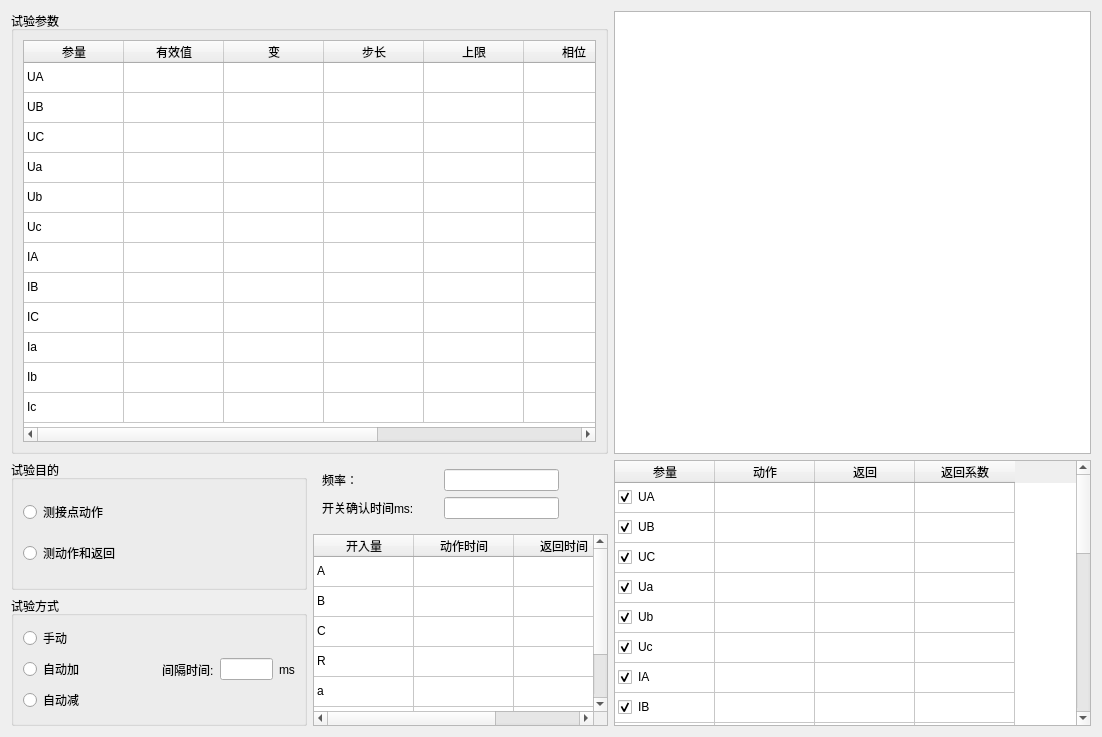
First picture: the form in energy/ui/test26/ui_026.ui, repository AgueroZzz/Electric-energy-detection, before the edit.
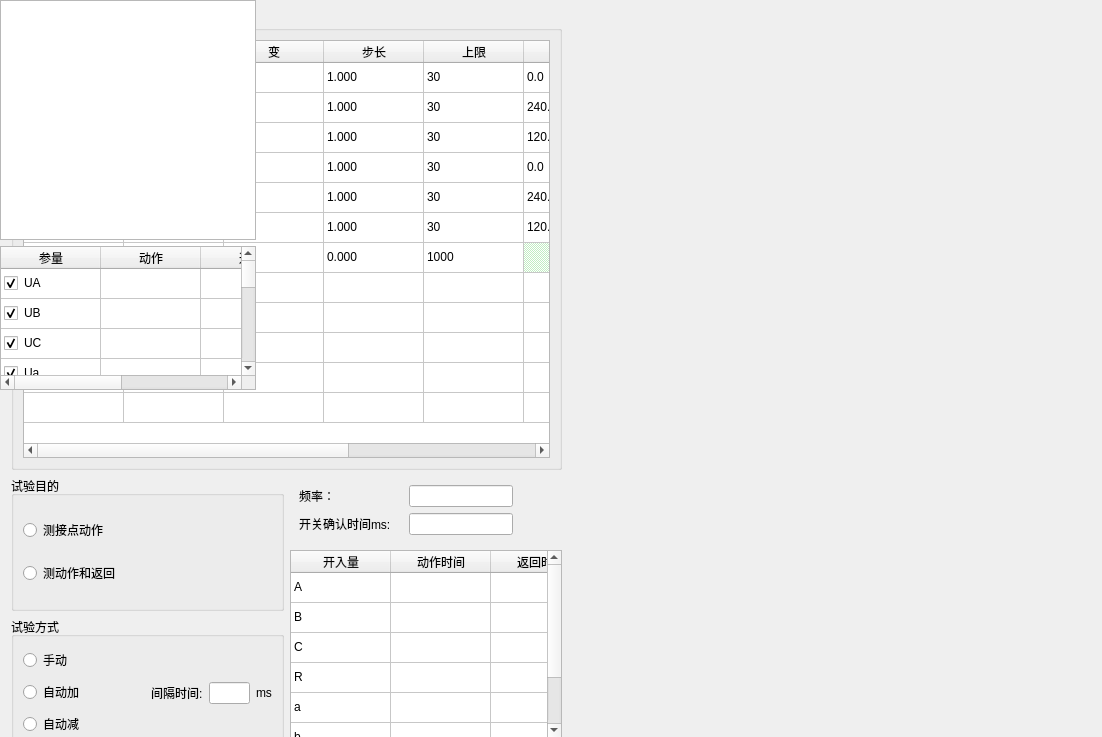
Second picture: the form after the edit.

Patch:
```diff
--- a/energy/ui/test26/ui_026.ui
+++ b/energy/ui/test26/ui_026.ui
@@ -13,15 +13,22 @@
   <property name="windowTitle">
    <string>Form</string>
   </property>
-  <layout class="QHBoxLayout" name="horizontalLayout_3" stretch="5,4">
-   <item>
+  <widget class="QWidget" name="">
+   <property name="geometry">
+    <rect>
+     <x>11</x>
+     <y>11</y>
+     <width>551</width>
+     <height>741</height>
+    </rect>
+   </property>
     <layout class="QVBoxLayout" name="verticalLayout_3" stretch="5,3">
      <item>
       <widget class="QGroupBox" name="groupBox">
        <property name="title">
         <string>试验参数</string>
        </property>
-       <layout class="QHBoxLayout" name="horizontalLayout">
+      <layout class="QVBoxLayout" name="verticalLayout_8">
         <item>
          <widget class="QTableWidget" name="tb_sycs">
           <property name="rowCount">
@@ -86,60 +93,293 @@
            <property name="text">
             <string>UA</string>
            </property>
+          <property name="textAlignment">
+           <set>AlignCenter</set>
+          </property>
+          <property name="flags">
+           <set>ItemIsDragEnabled|ItemIsDropEnabled|ItemIsUserCheckable|ItemIsEnabled</set>
+          </property>
+         </item>
+         <item row="0" column="1">
+          <property name="text">
+           <string>1.000</string>
+          </property>
+         </item>
+         <item row="0" column="3">
+          <property name="text">
+           <string>1.000</string>
+          </property>
+         </item>
+         <item row="0" column="4">
+          <property name="text">
+           <string>30</string>
+          </property>
+         </item>
+         <item row="0" column="5">
+          <property name="text">
+           <string>0.0</string>
+          </property>
+         </item>
+         <item row="0" column="7">
+          <property name="text">
+           <string>1.0</string>
+          </property>
           </item>
           <item row="1" column="0">
            <property name="text">
             <string>UB</string>
            </property>
+          <property name="textAlignment">
+           <set>AlignCenter</set>
+          </property>
+          <property name="flags">
+           <set>ItemIsDragEnabled|ItemIsDropEnabled|ItemIsUserCheckable|ItemIsEnabled</set>
+          </property>
+         </item>
+         <item row="1" column="1">
+          <property name="text">
+           <string>2.000</string>
+          </property>
+         </item>
+         <item row="1" column="3">
+          <property name="text">
+           <string>1.000</string>
+          </property>
+         </item>
+         <item row="1" column="4">
+          <property name="text">
+           <string>30</string>
+          </property>
+         </item>
+         <item row="1" column="5">
+          <property name="text">
+           <string>240.0</string>
+          </property>
+         </item>
+         <item row="1" column="7">
+          <property name="text">
+           <string>1.0</string>
+          </property>
           </item>
           <item row="2" column="0">
            <property name="text">
             <string>UC</string>
            </property>
+          <property name="textAlignment">
+           <set>AlignCenter</set>
+          </property>
+          <property name="flags">
+           <set>ItemIsDragEnabled|ItemIsDropEnabled|ItemIsUserCheckable|ItemIsEnabled</set>
+          </property>
+         </item>
+         <item row="2" column="1">
+          <property name="text">
+           <string>3.000</string>
+          </property>
+         </item>
+         <item row="2" column="3">
+          <property name="text">
+           <string>1.000</string>
+          </property>
+         </item>
+         <item row="2" column="4">
+          <property name="text">
+           <string>30</string>
+          </property>
+         </item>
+         <item row="2" column="5">
+          <property name="text">
+           <string>120.0</string>
+          </property>
+         </item>
+         <item row="2" column="7">
+          <property name="text">
+           <string>1.0</string>
+          </property>
           </item>
           <item row="3" column="0">
            <property name="text">
             <string>Ua</string>
            </property>
+          <property name="textAlignment">
+           <set>AlignCenter</set>
+          </property>
+          <property name="flags">
+           <set>ItemIsDragEnabled|ItemIsDropEnabled|ItemIsUserCheckable|ItemIsEnabled</set>
+          </property>
+         </item>
+         <item row="3" column="1">
+          <property name="text">
+           <string>1.000</string>
+          </property>
+         </item>
+         <item row="3" column="3">
+          <property name="text">
+           <string>1.000</string>
+          </property>
+         </item>
+         <item row="3" column="4">
+          <property name="text">
+           <string>30</string>
+          </property>
+         </item>
+         <item row="3" column="5">
+          <property name="text">
+           <string>0.0</string>
+          </property>
+         </item>
+         <item row="3" column="7">
+          <property name="text">
+           <string>1.0</string>
+          </property>
           </item>
           <item row="4" column="0">
            <property name="text">
             <string>Ub</string>
            </property>
+          <property name="textAlignment">
+           <set>AlignCenter</set>
+          </property>
+          <property name="flags">
+           <set>ItemIsDragEnabled|ItemIsDropEnabled|ItemIsUserCheckable|ItemIsEnabled</set>
+          </property>
+         </item>
+         <item row="4" column="1">
+          <property name="text">
+           <string>2.000</string>
+          </property>
+         </item>
+         <item row="4" column="3">
+          <property name="text">
+           <string>1.000</string>
+          </property>
+         </item>
+         <item row="4" column="4">
+          <property name="text">
+           <string>30</string>
+          </property>
+         </item>
+         <item row="4" column="5">
+          <property name="text">
+           <string>240.0</string>
+          </property>
+         </item>
+         <item row="4" column="7">
+          <property name="text">
+           <string>1.0</string>
+          </property>
           </item>
           <item row="5" column="0">
            <property name="text">
             <string>Uc</string>
            </property>
+          <property name="textAlignment">
+           <set>AlignCenter</set>
+          </property>
+          <property name="flags">
+           <set>ItemIsDragEnabled|ItemIsDropEnabled|ItemIsUserCheckable|ItemIsEnabled</set>
+          </property>
+         </item>
+         <item row="5" column="1">
+          <property name="text">
+           <string>3.000</string>
+          </property>
+         </item>
+         <item row="5" column="3">
+          <property name="text">
+           <string>1.000</string>
+          </property>
+         </item>
+         <item row="5" column="4">
+          <property name="text">
+           <string>30</string>
+          </property>
+         </item>
+         <item row="5" column="5">
+          <property name="text">
+           <string>120.0</string>
+          </property>
+         </item>
+         <item row="5" column="7">
+          <property name="text">
+           <string>1.0</string>
+          </property>
           </item>
           <item row="6" column="0">
            <property name="text">
-            <string>IA</string>
-           </property>
-          </item>
-          <item row="7" column="0">
+           <string>Hz</string>
+          </property>
+          <property name="textAlignment">
+           <set>AlignCenter</set>
+          </property>
+          <property name="flags">
+           <set>ItemIsDragEnabled|ItemIsDropEnabled|ItemIsUserCheckable|ItemIsEnabled</set>
+          </property>
+         </item>
+         <item row="6" column="1">
            <property name="text">
-            <string>IB</string>
-           </property>
-          </item>
-          <item row="8" column="0">
+           <string>50.000</string>
+          </property>
+         </item>
+         <item row="6" column="3">
            <property name="text">
-            <string>IC</string>
-           </property>
-          </item>
-          <item row="9" column="0">
+           <string>0.000</string>
+          </property>
+         </item>
+         <item row="6" column="4">
            <property name="text">
-            <string>Ia</string>
-           </property>
-          </item>
-          <item row="10" column="0">
+           <string>1000</string>
+          </property>
+         </item>
+         <item row="6" column="5">
            <property name="text">
-            <string>Ib</string>
-           </property>
-          </item>
-          <item row="11" column="0">
+           <string/>
+          </property>
+          <property name="background">
+           <brush brushstyle="Dense4Pattern">
+            <color alpha="255">
+             <red>194</red>
+             <green>237</green>
+             <blue>195</blue>
+            </color>
+           </brush>
+          </property>
+          <property name="flags">
+           <set>ItemIsDragEnabled|ItemIsDropEnabled|ItemIsUserCheckable|ItemIsEnabled</set>
+          </property>
+         </item>
+         <item row="6" column="6">
            <property name="text">
-            <string>Ic</string>
+           <string/>
+          </property>
+          <property name="background">
+           <brush brushstyle="Dense4Pattern">
+            <color alpha="255">
+             <red>194</red>
+             <green>237</green>
+             <blue>195</blue>
+            </color>
+           </brush>
+          </property>
+          <property name="flags">
+           <set>ItemIsDragEnabled|ItemIsDropEnabled|ItemIsUserCheckable|ItemIsEnabled</set>
+          </property>
+         </item>
+         <item row="6" column="7">
+          <property name="text">
+           <string/>
+          </property>
+          <property name="background">
+           <brush brushstyle="Dense4Pattern">
+            <color alpha="255">
+             <red>194</red>
+             <green>237</green>
+             <blue>195</blue>
+            </color>
+           </brush>
+          </property>
+          <property name="flags">
+           <set>ItemIsDragEnabled|ItemIsDropEnabled|ItemIsUserCheckable|ItemIsEnabled</set>
            </property>
           </item>
          </widget>
@@ -365,8 +605,8 @@
       </layout>
      </item>
     </layout>
-   </item>
-   <item>
+  </widget>
+  <widget class="QWidget" name="">
     <layout class="QVBoxLayout" name="verticalLayout_4" stretch="5,3">
      <item>
       <widget class="QTableWidget" name="tableWidget_3"/>
@@ -618,8 +858,7 @@
       </widget>
      </item>
     </layout>
-   </item>
-  </layout>
+  </widget>
  </widget>
  <resources/>
  <connections/>
```
Lines whose indentation alone changed are shown as unchanged.
